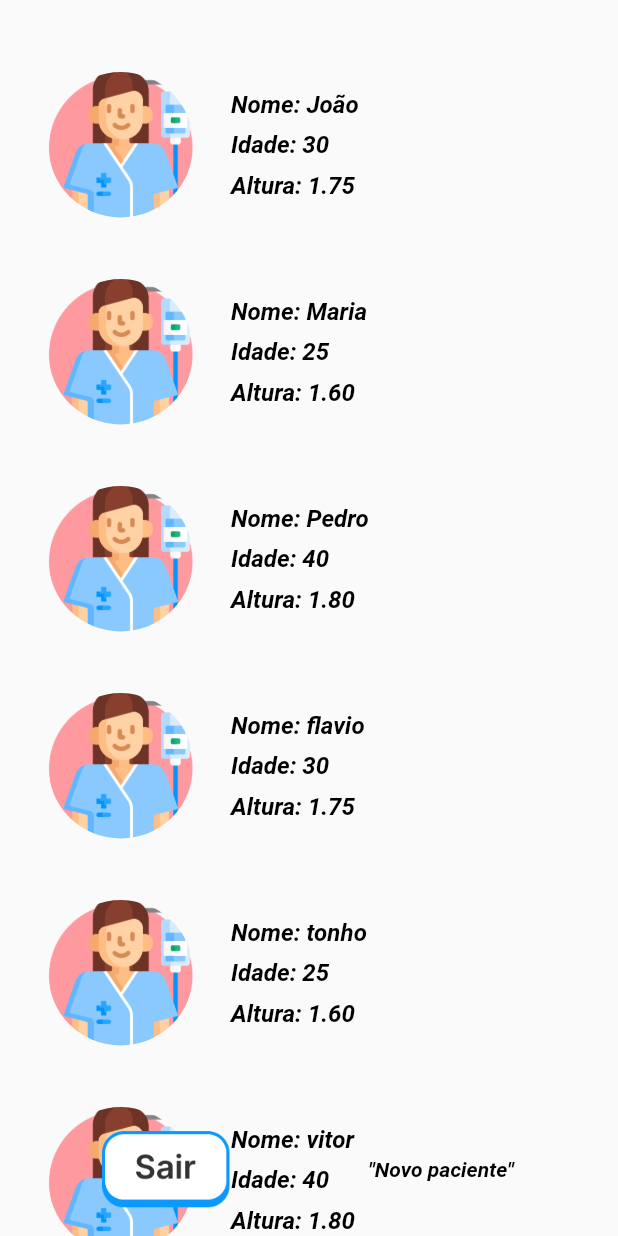
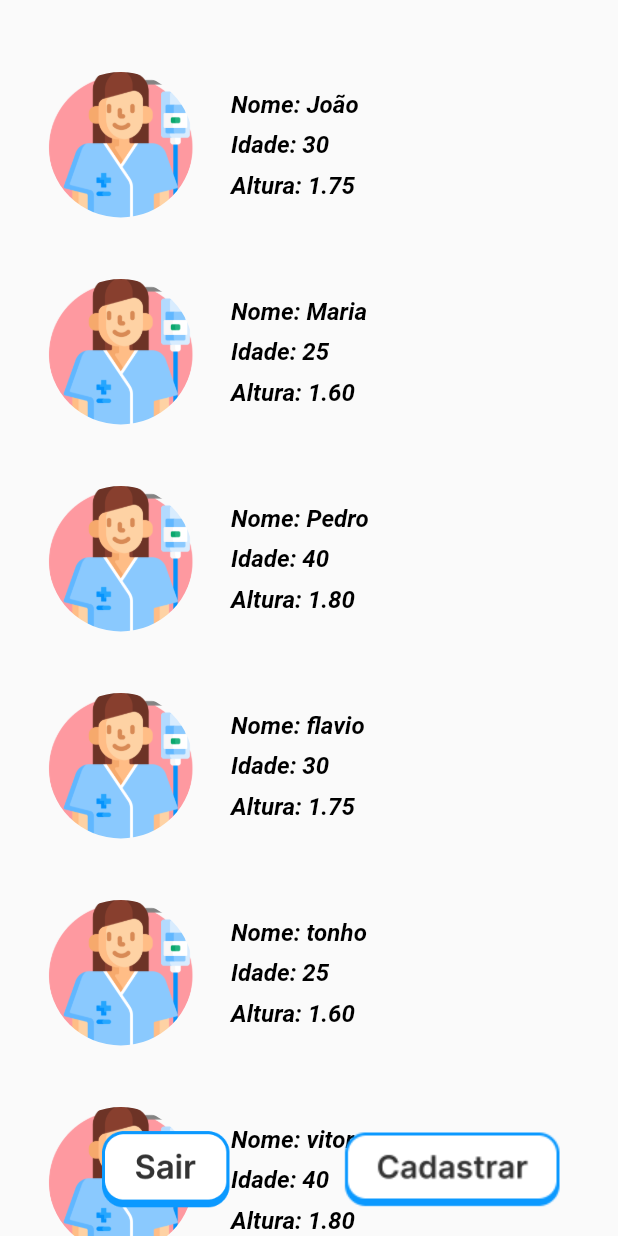
Before and after one commit to uiara/DSI, a Flutter app: the PatientListScreen screen opened directly, on a phone screen of 412 x 824 dp. Run offline on Flutter 3.47's test engine with Material 2 defaults, Android fonts, the phone set to English and light mode, and no system bars; statements that could not run were skipped.

```diff
--- a/app_med_base2023/lib/telas/pacientes_Medico.dart
+++ b/app_med_base2023/lib/telas/pacientes_Medico.dart
@@ -33,7 +33,6 @@ class PatientListScreen extends StatelessWidget {
     Patient('carlos', 30, 1.75, 'images/paciente 1.png'),
     Patient('bruno', 25, 1.60, 'images/paciente 1.png'),
     Patient('marcia', 40, 1.80, 'images/paciente 1.png'),
-
   ];
 
   @override
@@ -62,7 +61,8 @@ class PatientListScreen extends StatelessWidget {
                         child: Column(
                           children: [
                             Padding(
-                              padding: const EdgeInsets.symmetric(vertical: 8.0, horizontal: 16.0),
+                              padding: const EdgeInsets.symmetric(
+                                  vertical: 8.0, horizontal: 16.0),
                               child: Row(
                                 children: [
                                   Container(
@@ -79,21 +79,34 @@ class PatientListScreen extends StatelessWidget {
                                   SizedBox(width: 25),
                                   Expanded(
                                     child: Column(
-                                      crossAxisAlignment: CrossAxisAlignment.start,
+                                      crossAxisAlignment:
+                                          CrossAxisAlignment.start,
                                       children: [
                                         Text(
                                           'Nome: ${patient.nome}',
-                                          style: TextStyle(fontWeight: FontWeight.bold, color: Colors.black, fontSize: 16, fontStyle: FontStyle.italic),
+                                          style: TextStyle(
+                                              fontWeight: FontWeight.bold,
+                                              color: Colors.black,
+                                              fontSize: 16,
+                                              fontStyle: FontStyle.italic),
                                         ),
                                         SizedBox(height: 8),
                                         Text(
                                           'Idade: ${patient.idade}',
-                                          style: TextStyle(fontWeight: FontWeight.bold, color: Colors.black, fontSize: 16, fontStyle: FontStyle.italic),
+                                          style: TextStyle(
+                                              fontWeight: FontWeight.bold,
+                                              color: Colors.black,
+                                              fontSize: 16,
+                                              fontStyle: FontStyle.italic),
                                         ),
                                         SizedBox(height: 8),
                                         Text(
                                           'Altura: ${patient.altura.toStringAsFixed(2)}',
-                                          style: TextStyle(fontWeight: FontWeight.bold, color: Colors.black, fontSize: 16, fontStyle: FontStyle.italic),
+                                          style: TextStyle(
+                                              fontWeight: FontWeight.bold,
+                                              color: Colors.black,
+                                              fontSize: 16,
+                                              fontStyle: FontStyle.italic),
                                         ),
                                       ],
                                     ),
@@ -138,17 +151,21 @@ class PatientListScreen extends StatelessWidget {
                   ),
                   SizedBox(width: 4),
                   Expanded(
-                    child: TextButton(
-                      onPressed: () {
+                    child: GestureDetector(
+                      onTap: () {
                         Navigator.push(
-                    context,
-                    MaterialPageRoute(builder: (context) => NovoPac()),
-                  );
-
+                          context,
+                          MaterialPageRoute(builder: (context) => NovoPac()),
+                        );
                       },
-                      child: Text(
-                        '"Novo paciente"',
-                        style: TextStyle(color: Colors.black, fontWeight: FontWeight.bold, fontStyle: FontStyle.italic),
+                      child: Padding(
+                        padding:
+                            const EdgeInsets.only(left: 15), // Ajuste de espaço
+                        child: Image.asset(
+                          'images/Botao_cadastrar_novo_paciente.png', // Substitua pelo caminho da sua imagem
+                          width: 270,
+                          height: 57,
+                        ),
                       ),
                     ),
                   ),
--- a/app_med_base2023/pubspec.yaml
+++ b/app_med_base2023/pubspec.yaml
@@ -90,6 +90,7 @@ flutter:
     - images/Bvoltar4.png
     - images/Botao_proximo.png
     - images/Botao_voltar.png
+    - images/Botao_cadastrar_novo_paciente.png
 
   # An image asset can refer to one or more resolution-specific "variants", see
   # https://flutter.dev/assets-and-images/#resolution-aware
```
Also changed, not shown: app_med_base2023/images/Botao_cadastrar_novo_paciente.png (added).
